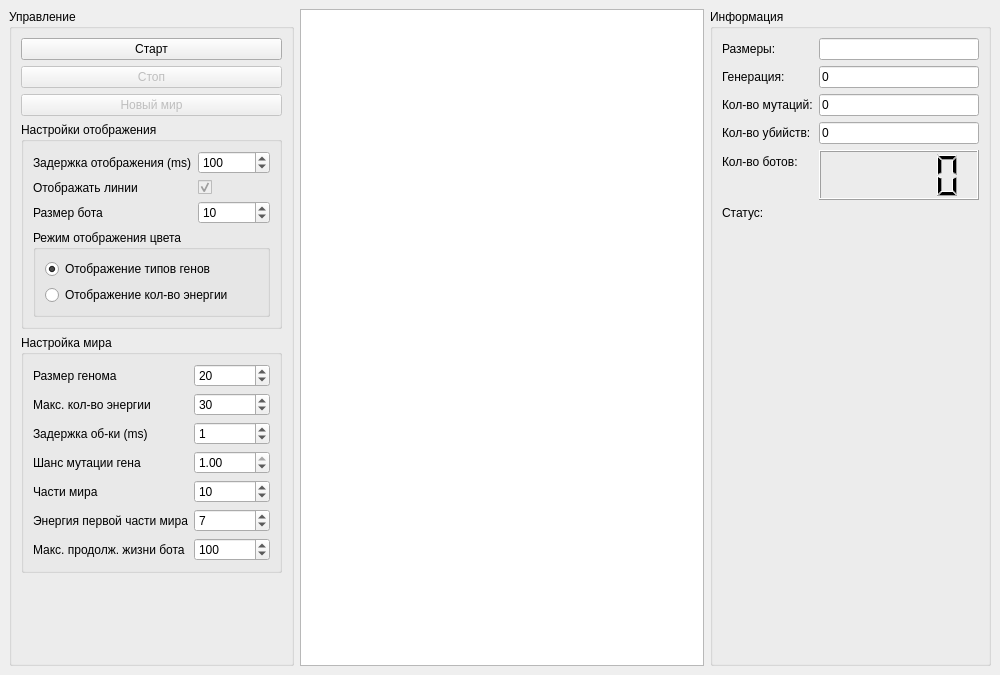
Before: the Qt Designer form mainwindow.ui in TomasGlgg/QGenetic, drawn with Qt 5.
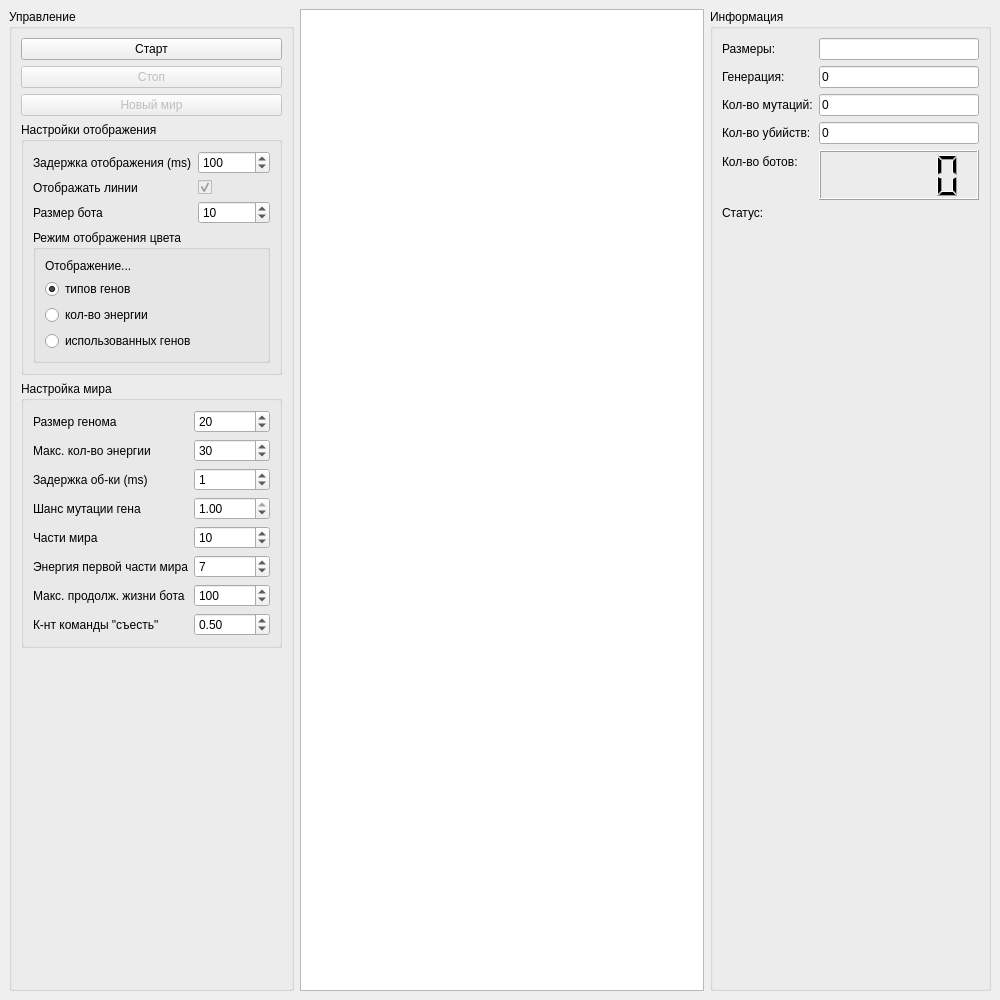
After: the same form once the commit is applied. Custom widgets are drawn as their Qt base class.

What changed in the file:
```diff
--- a/mainwindow.ui
+++ b/mainwindow.ui
@@ -7,7 +7,7 @@
     <x>0</x>
     <y>0</y>
     <width>1000</width>
-    <height>675</height>
+    <height>1000</height>
    </rect>
   </property>
   <property name="sizePolicy">
@@ -145,7 +145,14 @@
             </property>
             <layout class="QVBoxLayout" name="verticalLayout_2">
              <item>
-              <widget class="QRadioButton" name="radio_gen_type">
+              <widget class="QLabel" name="label_17">
+               <property name="text">
+                <string>Отображение...</string>
+               </property>
+              </widget>
+             </item>
+             <item>
+              <widget class="QRadioButton" name="radio_gens_type">
                <property name="sizePolicy">
                 <sizepolicy hsizetype="Preferred" vsizetype="Preferred">
                  <horstretch>0</horstretch>
@@ -153,7 +160,7 @@
                 </sizepolicy>
                </property>
                <property name="text">
-                <string>Отображение типов генов</string>
+                <string>типов генов</string>
                </property>
                <property name="checked">
                 <bool>true</bool>
@@ -169,7 +176,14 @@
                 </sizepolicy>
                </property>
                <property name="text">
-                <string>Отображение кол-во энергии</string>
+                <string>кол-во энергии</string>
+               </property>
+              </widget>
+             </item>
+             <item>
+              <widget class="QRadioButton" name="radio_used_gens">
+               <property name="text">
+                <string>использованных генов</string>
                </property>
               </widget>
              </item>
@@ -334,6 +348,29 @@
             </property>
            </widget>
           </item>
+          <item row="7" column="0">
+           <widget class="QLabel" name="label_18">
+            <property name="toolTip">
+             <string>&lt;html&gt;&lt;head/&gt;&lt;body&gt;&lt;p&gt;Коэффициент команды &amp;quot;съесть&amp;quot; - коэффициент для расчета силы команды eat, по формуле&lt;/p&gt;&lt;p&gt;eat_power = max_energy * eat_k&lt;/p&gt;&lt;/body&gt;&lt;/html&gt;</string>
+            </property>
+            <property name="text">
+             <string>К-нт команды &quot;съесть&quot;</string>
+            </property>
+           </widget>
+          </item>
+          <item row="7" column="1">
+           <widget class="QDoubleSpinBox" name="eat_k">
+            <property name="maximum">
+             <double>1.000000000000000</double>
+            </property>
+            <property name="singleStep">
+             <double>0.100000000000000</double>
+            </property>
+            <property name="value">
+             <double>0.500000000000000</double>
+            </property>
+           </widget>
+          </item>
          </layout>
         </widget>
        </item>
```
